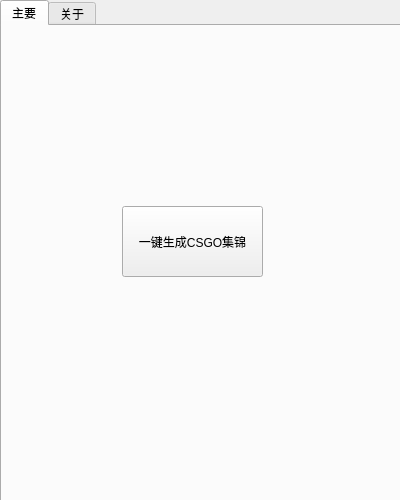
Before: the Qt Designer form mainwindow.ui in Purple-CSGO/CSGO-Toolbox-Qt, drawn with Qt 5.
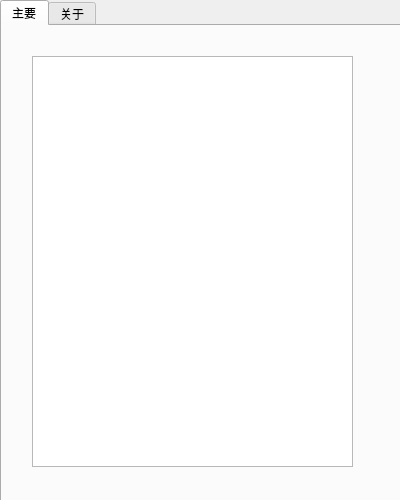
After: the same form once the commit is applied.

Patch:
```diff
--- a/mainwindow.ui
+++ b/mainwindow.ui
@@ -88,6 +88,16 @@
           <string>一键生成CSGO集锦</string>
          </property>
         </widget>
+        <widget class="QPlainTextEdit" name="debug">
+         <property name="geometry">
+          <rect>
+           <x>30</x>
+           <y>30</y>
+           <width>321</width>
+           <height>411</height>
+          </rect>
+         </property>
+        </widget>
        </widget>
        <widget class="QWidget" name="TabInfo">
         <property name="minimumSize">
```
